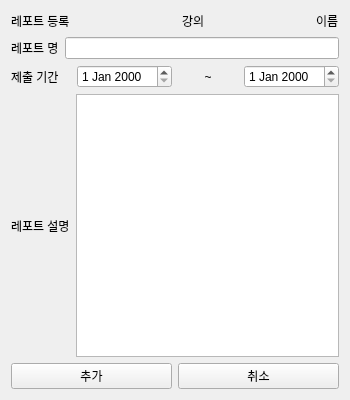
This is TA/report_create.ui in gnu-swta/Report_pro as Qt 5 draws it before an edit. The edited form follows.
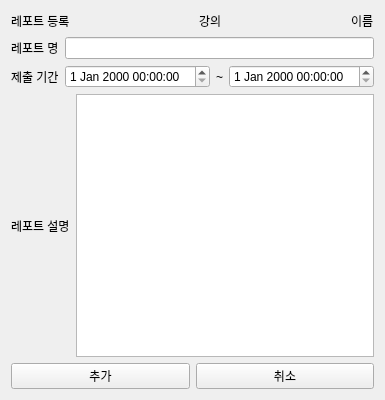
This is the edited form.

What changed in the file:
```diff
--- a/TA/report_create.ui
+++ b/TA/report_create.ui
@@ -89,7 +89,7 @@
       </widget>
      </item>
      <item>
-      <widget class="QDateEdit" name="start_date"/>
+      <widget class="QDateTimeEdit" name="start_date"/>
      </item>
      <item>
       <widget class="QLabel" name="label_6">
@@ -105,7 +105,7 @@
       </widget>
      </item>
      <item>
-      <widget class="QDateEdit" name="end_date"/>
+      <widget class="QDateTimeEdit" name="end_date"/>
      </item>
     </layout>
    </item>
```
